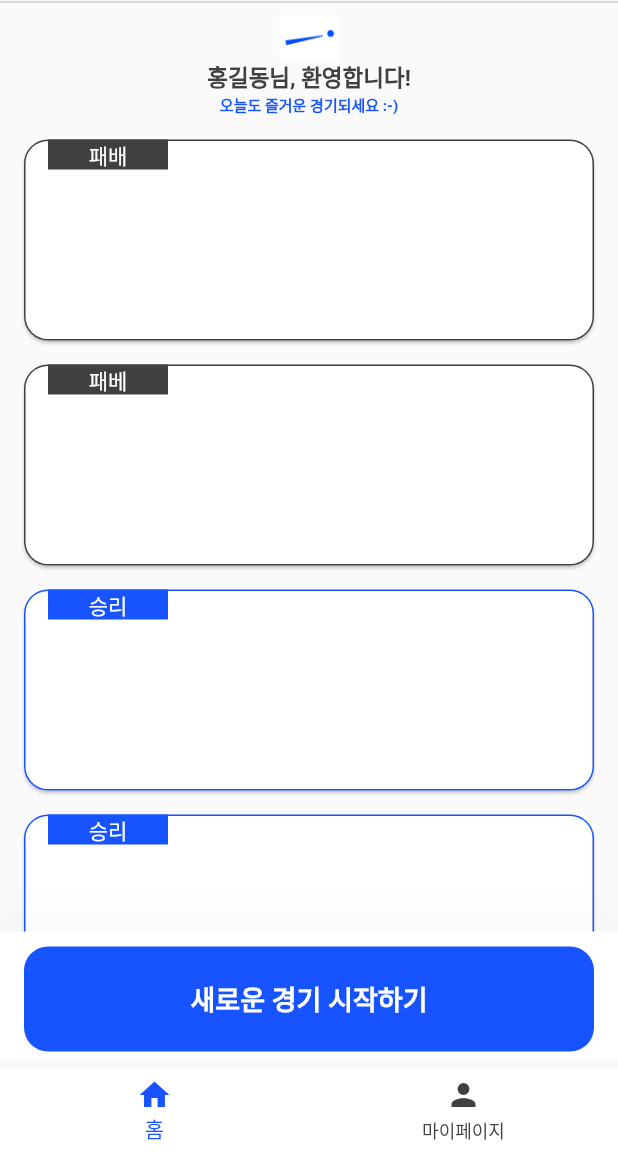
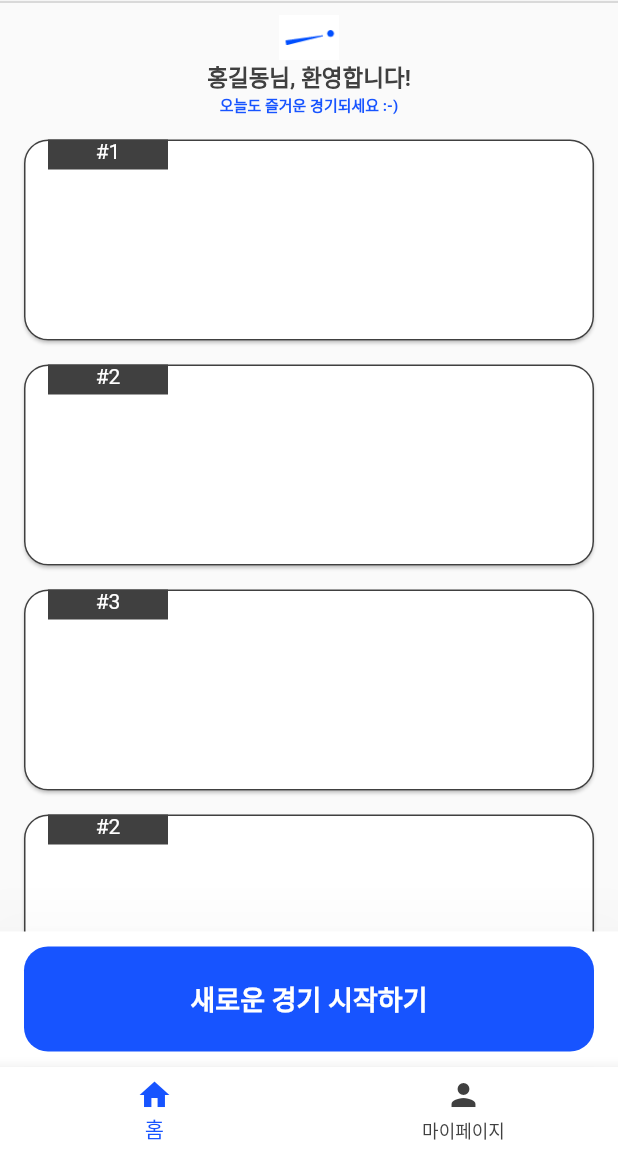
Before and after one commit to Q-Dang/qdang_front, a Flutter app: the screen it shows after launch, on a phone screen of 412 x 824 dp, the part 81-1236 px from its top. Run offline on Flutter 3.47's test engine with Material 2 defaults, Android fonts, the phone set to English and light mode, and no system bars; our stand-ins replace dio.

Commit message:
edit screens

```diff
--- a/q_dang/lib/Screen/home_screen.dart
+++ b/q_dang/lib/Screen/home_screen.dart
@@ -3,17 +3,23 @@ import 'package:flutter/services.dart';
 import 'package:q_dang/Component/new_game_button.dart';
 import 'package:q_dang/Component/record_card.dart';
 import 'package:q_dang/Component/welcome.dart';
+import 'package:q_dang/Repository/record_repository.dart';
 import 'package:q_dang/Screen/new_game_screen.dart';
+import 'package:q_dang/Screen/new_game_setting_screen.dart';
 
 class HomeScreen extends StatefulWidget {
-  const HomeScreen({super.key});
+  final String name;
+  const HomeScreen({super.key, required this.name});
 
   @override
   State<StatefulWidget> createState() => _HomeScreenState();
 }
 
 class _HomeScreenState extends State<HomeScreen> {
-  List<String> cardTest = ["패배", "패베", "승리", "승리", "패배"];
+  Future<List<String>> fetchData() async {
+    final recordModels = await RecordRepository.fetchData();
+    return recordModels;
+  }
 
   @override
   void initState() {
@@ -26,25 +32,42 @@ class _HomeScreenState extends State<HomeScreen> {
   Widget build(BuildContext context) {
     return SafeArea(
       child: Scaffold(
-          body: Column(
+          body: FutureBuilder<List<String>>(
+              future: fetchData(),
+              builder: (context, snapshot) {
+                if (snapshot.hasError) {
+                  return Center(
+                    child: Text('에러가 발생하였습니다.'),
+                  );
+                }
+                if (!snapshot.hasData) {
+                  return Center(
+                    child: CircularProgressIndicator(),
+                  );
+                }
+                List<String> recordData = snapshot.data!;
+                return Column(
                   children: [
-          const Welcome(name: '홍길동'),
+                    Welcome(name: widget.name),
                     Expanded(
                       child: SingleChildScrollView(
                         child: Column(
-                children: cardTest.map((e) => RecordCard(res: e)).toList(),
+                          children: recordData
+                              .map((record) => RecordCard(res: record))
+                              .toList(),
                         ),
                       ),
                     ),
                     NewGameButton(onPressed: newGame),
                   ],
-      )),
+                );
+              })),
     );
   }
 
   void newGame() {
     Navigator.of(context).push(MaterialPageRoute(builder: (context) {
-      return const NewGameScreen();
+      return const NewGameSettingScreen();
     }));
   }
 }
--- a/q_dang/lib/Screen/main_screen.dart
+++ b/q_dang/lib/Screen/main_screen.dart
@@ -14,7 +14,14 @@ class MainScreen extends StatefulWidget {
 }
 
 class _MainScreenState extends State<MainScreen> {
-  List<Widget> screens = <Widget>[const HomeScreen(), const MyPageScreen()];
+  List<Widget> screens = <Widget>[
+    HomeScreen(
+      name: "홍길동",
+    ),
+    MyPageScreen(
+      name: "홍길동",
+    )
+  ];
 
   int _selectedIndex = 0;
 
--- a/q_dang/lib/Screen/my_page_screen.dart
+++ b/q_dang/lib/Screen/my_page_screen.dart
@@ -3,7 +3,8 @@ import 'package:q_dang/Component/ability_distribution.dart';
 import 'package:q_dang/Component/my_profile.dart';
 
 class MyPageScreen extends StatelessWidget {
-  const MyPageScreen({super.key});
+  final String name;
+  const MyPageScreen({super.key, required this.name});
 
   @override
   Widget build(BuildContext context) {
@@ -11,7 +12,7 @@ class MyPageScreen extends StatelessWidget {
       mainAxisAlignment: MainAxisAlignment.start,
       crossAxisAlignment: CrossAxisAlignment.stretch,
       children: [
-        MyProfile(name: '홍길동'),
+        MyProfile(name: name),
         SizedBox(
           height: 1,
           child: Container(color: const Color(0xFFD9D9D9)),
```
Lines whose indentation alone changed are shown as unchanged.
